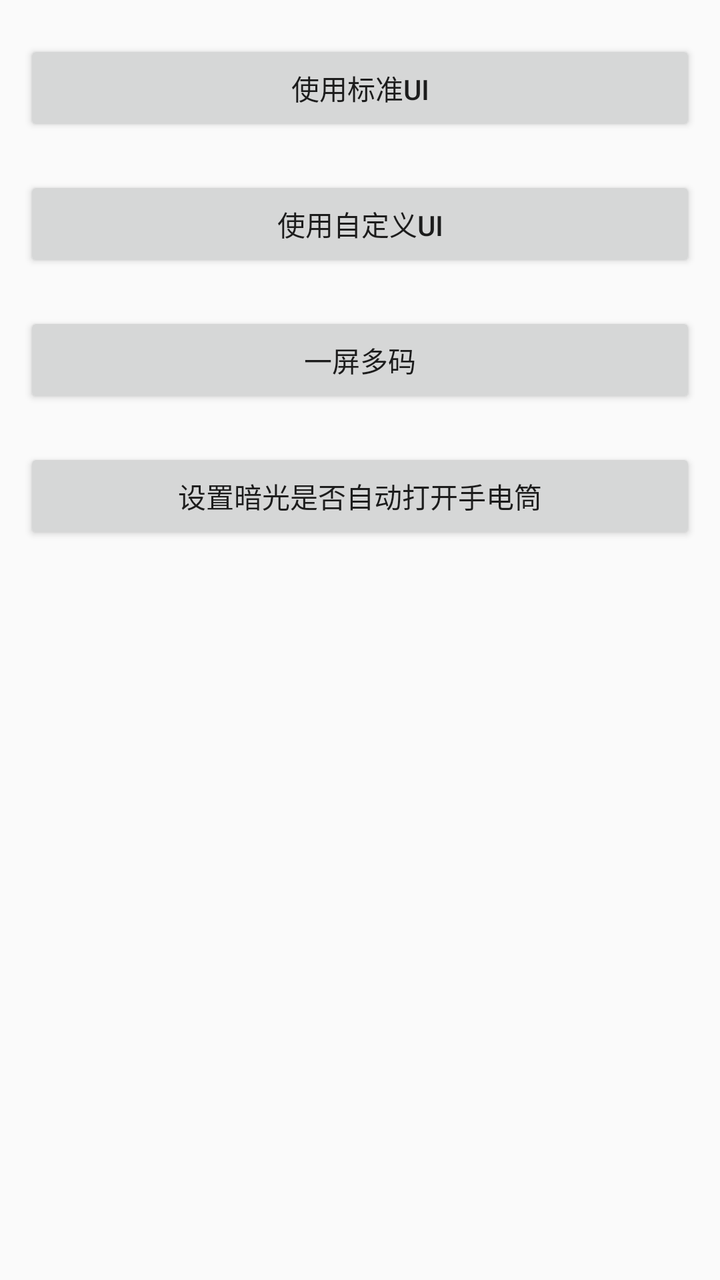
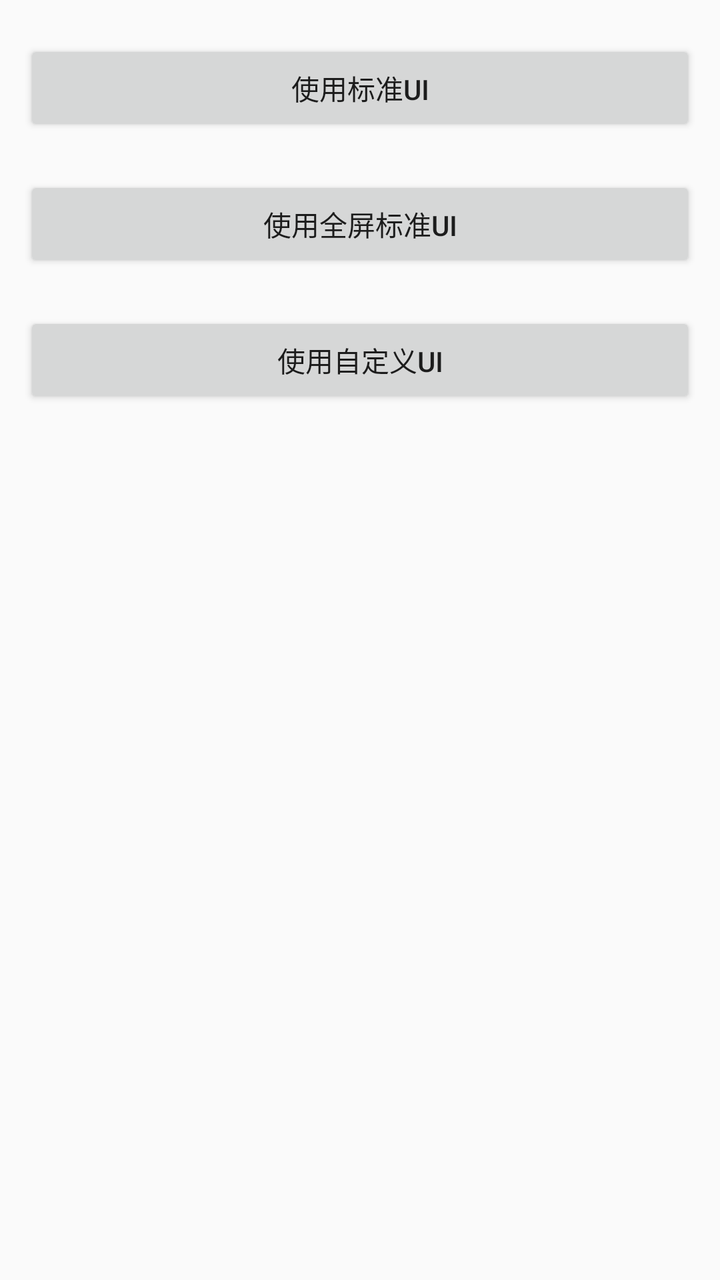

An Android layout rendered at two revisions. The XML below is the earlier revision; the diff shows what the commit changed to produce the second picture.
<!-- AndroidManifest.xml: another module's application theme AppTheme -->
<!-- res/layout/activity_scan.xml -->
<?xml version="1.0" encoding="utf-8"?>
<LinearLayout xmlns:android="http://schemas.android.com/apk/res/android"
    android:layout_width="match_parent"
    android:layout_height="match_parent"
    android:orientation="vertical"
    android:paddingLeft="12dp"
    android:paddingRight="12dp">

    <Button
        android:id="@+id/standard_ui_btn"
        android:layout_width="match_parent"
        android:layout_height="wrap_content"
        android:layout_marginTop="20dp"
        android:text="@string/standard_ui_btn" />

    <Button
        android:id="@+id/custom_ui_btn"
        android:layout_width="match_parent"
        android:layout_height="wrap_content"
        android:layout_marginTop="20dp"
        android:text="@string/custom_ui_btn" />

    <Button
        android:id="@+id/morecode_ui_btn"
        android:layout_width="match_parent"
        android:layout_height="wrap_content"
        android:layout_marginTop="20dp"
        android:text="一屏多码" />

    <Button
        android:id="@+id/btn_close_open_torch"
        android:layout_width="match_parent"
        android:layout_height="wrap_content"
        android:layout_marginTop="20dp"
        android:text="@string/set_Tips_open_torch" />


</LinearLayout>
<!-- resources referenced by this layout -->
<resources>
  <string name="custom_ui_btn">使用自定义UI</string>
  <string name="set_Tips_open_torch">设置暗光是否自动打开手电筒</string>
  <string name="standard_ui_btn">使用标准UI</string>
  <style name="AppTheme" parent="Theme.AppCompat.Light.DarkActionBar" />
</resources>

<!-- the commit's change to res/layout/activity_scan.xml (unified diff, before → after) -->
@@ -14,25 +14,17 @@
         android:text="@string/standard_ui_btn" />
 
     <Button
+        android:id="@+id/standard_ui_fullscreen_btn"
+        android:layout_width="match_parent"
+        android:layout_height="wrap_content"
+        android:layout_marginTop="20dp"
+        android:text="@string/standard_ui_fullscreen_btn" />
+
+    <Button
         android:id="@+id/custom_ui_btn"
         android:layout_width="match_parent"
         android:layout_height="wrap_content"
         android:layout_marginTop="20dp"
         android:text="@string/custom_ui_btn" />
 
-    <Button
-        android:id="@+id/morecode_ui_btn"
-        android:layout_width="match_parent"
-        android:layout_height="wrap_content"
-        android:layout_marginTop="20dp"
-        android:text="一屏多码" />
-
-    <Button
-        android:id="@+id/btn_close_open_torch"
-        android:layout_width="match_parent"
-        android:layout_height="wrap_content"
-        android:layout_marginTop="20dp"
-        android:text="@string/set_Tips_open_torch" />
-
-
 </LinearLayout>
<!-- resource entries referenced after the edit -->
@@ -1,8 +1,16 @@
 <!-- resources referenced by this layout -->
 <resources>
   <string name="custom_ui_btn">使用自定义UI</string>
-  <string name="set_Tips_open_torch">设置暗光是否自动打开手电筒</string>
   <string name="standard_ui_btn">使用标准UI</string>
-  <style name="AppTheme" parent="Theme.AppCompat.Light.DarkActionBar" />
+  <string name="standard_ui_fullscreen_btn">使用全屏标准UI</string>
+  <style name="AppTheme" parent="Theme.AppCompat.Light.DarkActionBar">
+          
+          <item name="colorPrimary">@color/colorPrimary</item>
+          <item name="colorPrimaryDark">@color/colorPrimaryDark</item>
+          <item name="colorAccent">@color/colorAccent</item>
+      </style>
+  <color name="colorPrimary">#1976d2</color>
+  <color name="colorPrimaryDark">#1976d2</color>
+  <color name="colorAccent">#03DAC5</color>
 </resources>
 
